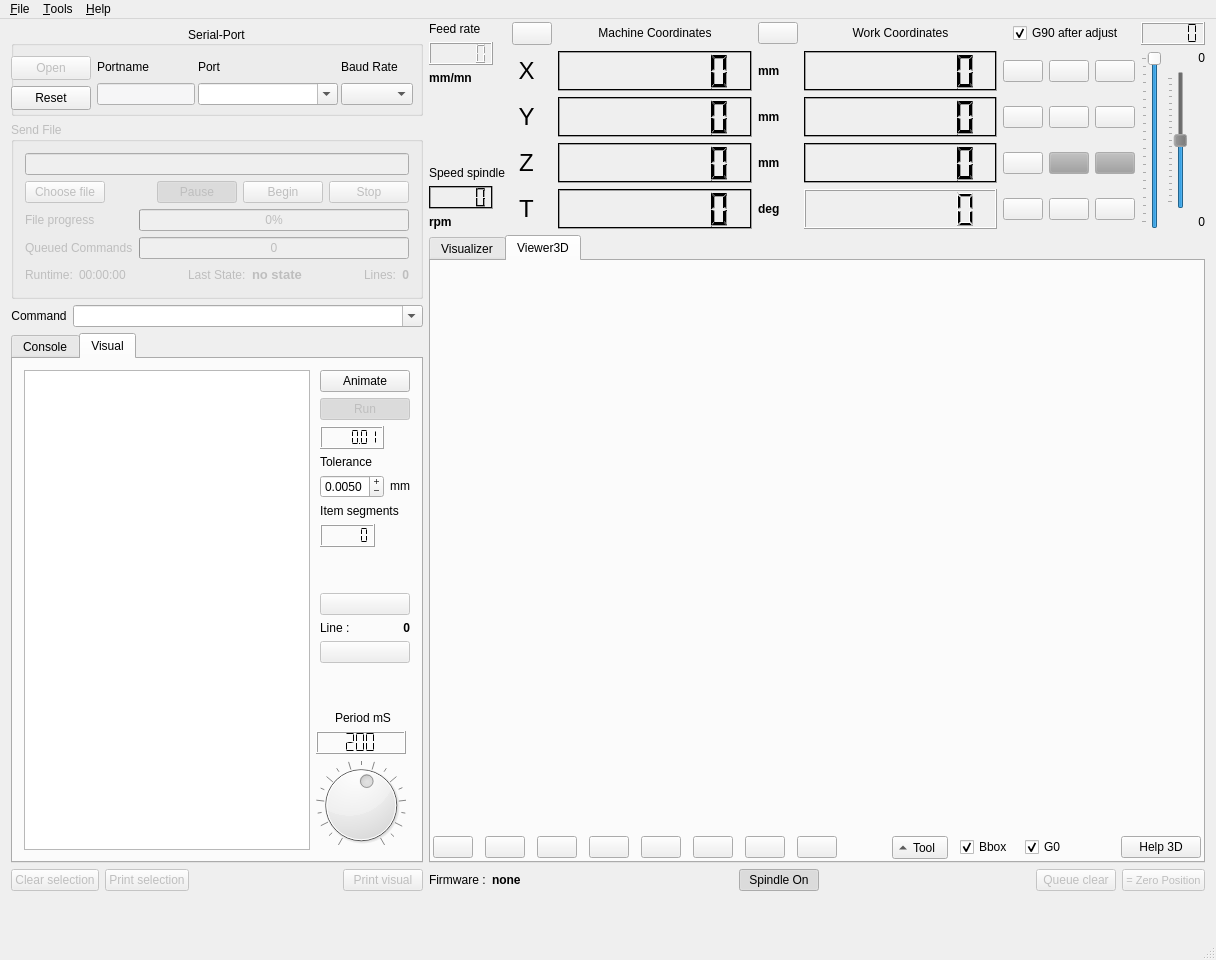
Old version of the form forms/mainwindow.ui in the repository AlfredoCubitos/GrblHoming.
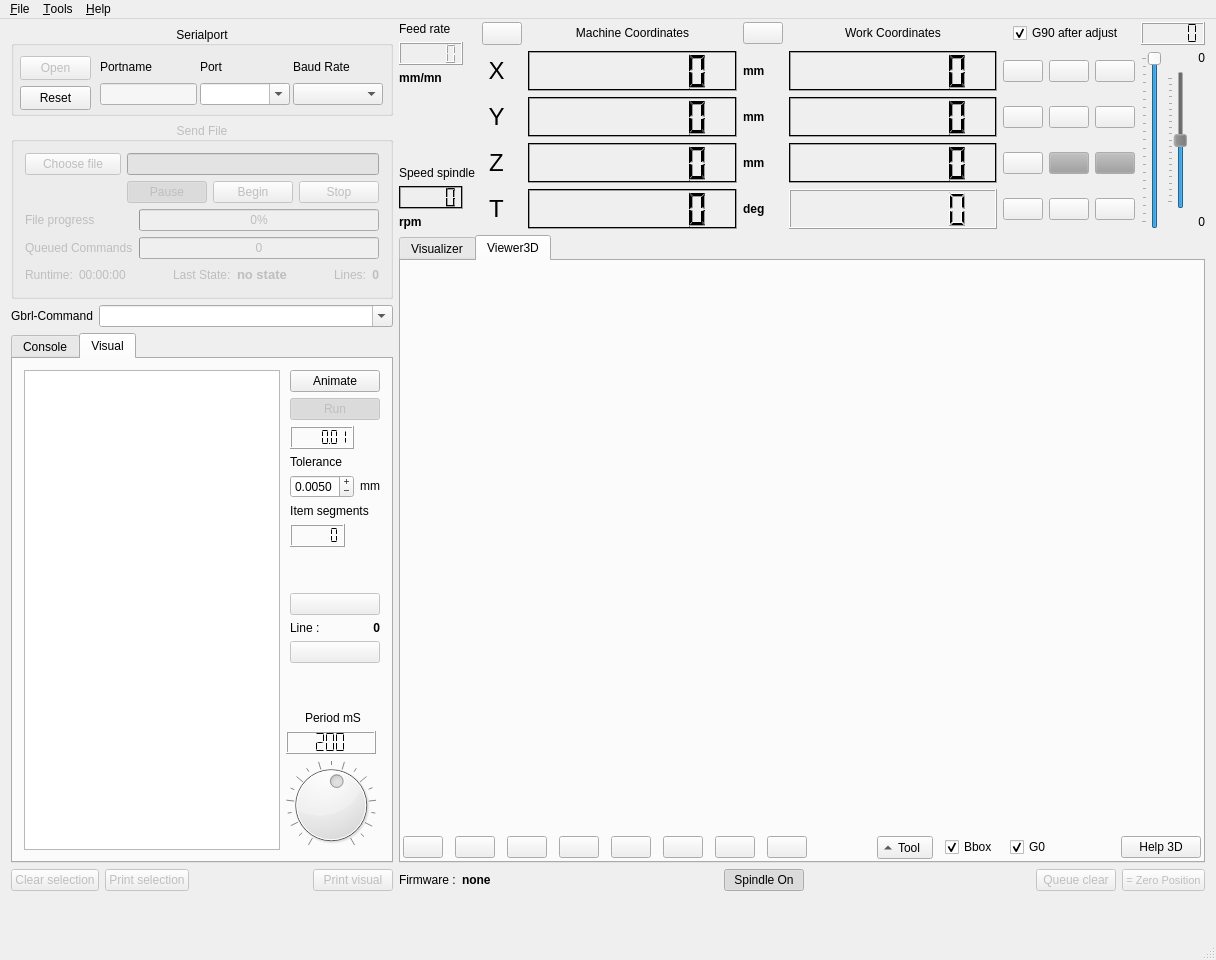
New version of the form. Icons and pictures are not drawn. Custom widgets are drawn as their Qt base class.

Patch:
```diff
--- a/forms/mainwindow.ui
+++ b/forms/mainwindow.ui
@@ -63,8 +63,13 @@
             <height>90</height>
            </size>
           </property>
+          <property name="font">
+           <font>
+            <pointsize>9</pointsize>
+           </font>
+          </property>
           <property name="title">
-           <string>Serial-Port</string>
+           <string>Serialport</string>
           </property>
           <property name="alignment">
            <set>Qt::AlignCenter</set>
@@ -78,9 +83,9 @@
            </property>
            <property name="geometry">
             <rect>
-             <x>0</x>
+             <x>9</x>
              <y>30</y>
-             <width>80</width>
+             <width>71</width>
              <height>24</height>
             </rect>
            </property>
@@ -100,9 +105,9 @@
           <widget class="QPushButton" name="btnResetPort">
            <property name="geometry">
             <rect>
-             <x>0</x>
+             <x>9</x>
              <y>60</y>
-             <width>80</width>
+             <width>71</width>
              <height>24</height>
             </rect>
            </property>
@@ -115,24 +120,24 @@
             <rect>
              <x>80</x>
              <y>20</y>
-             <width>322</width>
-             <height>75</height>
+             <width>301</width>
+             <height>78</height>
             </rect>
            </property>
-           <layout class="QGridLayout" name="gridLayout" columnstretch="0,0,0,0" rowminimumheight="0,0,0,0">
+           <layout class="QGridLayout" name="gridLayout" columnstretch="0,0,0">
             <property name="sizeConstraint">
              <enum>QLayout::SetDefaultConstraint</enum>
             </property>
             <property name="leftMargin">
-             <number>6</number>
+             <number>9</number>
             </property>
             <property name="rightMargin">
-             <number>0</number>
+             <number>9</number>
             </property>
             <property name="horizontalSpacing">
              <number>3</number>
             </property>
-            <item row="2" column="3">
+            <item row="2" column="2">
              <widget class="QComboBox" name="comboBoxBaudRate">
               <property name="sizePolicy">
                <sizepolicy hsizetype="Maximum" vsizetype="Fixed">
@@ -142,7 +147,7 @@
               </property>
               <property name="minimumSize">
                <size>
-                <width>0</width>
+                <width>90</width>
                 <height>0</height>
                </size>
               </property>
@@ -161,7 +166,7 @@
               </property>
               <property name="minimumSize">
                <size>
-                <width>140</width>
+                <width>90</width>
                 <height>0</height>
                </size>
               </property>
@@ -175,6 +180,12 @@
             </item>
             <item row="2" column="0">
              <widget class="QLineEdit" name="le_portname">
+              <property name="minimumSize">
+               <size>
+                <width>0</width>
+                <height>0</height>
+               </size>
+              </property>
               <property name="mouseTracking">
                <bool>false</bool>
               </property>
@@ -192,7 +203,7 @@
               </property>
              </widget>
             </item>
-            <item row="0" column="3">
+            <item row="0" column="2">
              <widget class="QLabel" name="label_br">
               <property name="sizePolicy">
                <sizepolicy hsizetype="Maximum" vsizetype="Preferred">
@@ -288,6 +299,9 @@
         <property name="title">
          <string>Send File</string>
         </property>
+        <property name="alignment">
+         <set>Qt::AlignCenter</set>
+        </property>
         <layout class="QVBoxLayout" name="verticalLayout_12">
          <item>
           <layout class="QGridLayout" name="gridLayout_2" rowstretch="0,0,0,0,0" columnstretch="0,0,0,0,0">
@@ -301,17 +315,6 @@
              </property>
             </widget>
            </item>
-           <item row="4" column="0">
-            <widget class="QPushButton" name="openFile">
-             <property name="toolTip">
-              <string>load a file for animation
- or send to Grbl</string>
-             </property>
-             <property name="text">
-              <string>Choose file</string>
-             </property>
-            </widget>
-           </item>
            <item row="4" column="3">
             <widget class="QPushButton" name="Begin">
              <property name="toolTip">
@@ -322,16 +325,6 @@
              </property>
             </widget>
            </item>
-           <item row="0" column="0" colspan="5">
-            <widget class="QLineEdit" name="filePath">
-             <property name="toolTip">
-              <string>shows the full name of the loaded file</string>
-             </property>
-             <property name="readOnly">
-              <bool>true</bool>
-             </property>
-            </widget>
-           </item>
            <item row="4" column="2">
             <widget class="QPushButton" name="btnPause">
              <property name="toolTip">
@@ -361,6 +354,30 @@
              </property>
             </spacer>
            </item>
+           <item row="0" column="2" colspan="3">
+            <widget class="QLineEdit" name="filePath">
+             <property name="toolTip">
+              <string>shows the full name of the loaded file</string>
+             </property>
+             <property name="styleSheet">
+              <string notr="true">background-color: rgb(227, 227, 227);</string>
+             </property>
+             <property name="readOnly">
+              <bool>true</bool>
+             </property>
+            </widget>
+           </item>
+           <item row="0" column="1">
+            <widget class="QPushButton" name="openFile">
+             <property name="toolTip">
+              <string>load a file for animation
+ or send to Grbl</string>
+             </property>
+             <property name="text">
+              <string>Choose file</string>
+             </property>
+            </widget>
+           </item>
           </layout>
          </item>
          <item>
@@ -578,7 +595,7 @@
         <item>
          <widget class="QLabel" name="labelCommand">
           <property name="text">
-           <string>Command</string>
+           <string>Gbrl-Command</string>
           </property>
           <property name="alignment">
            <set>Qt::AlignCenter</set>
```
